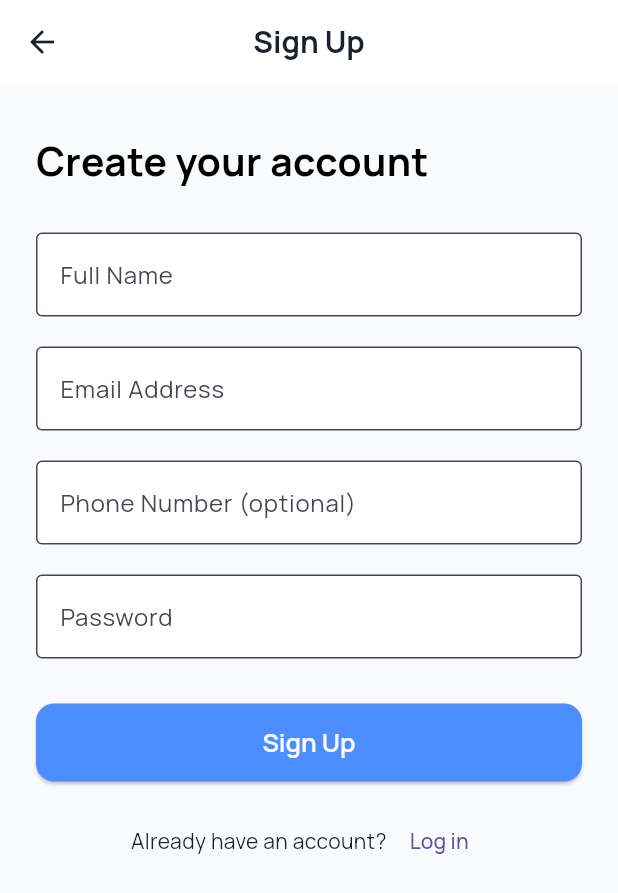
After one commit to marube2005/Tasktravellers, a Flutter app: the SignUpScreen screen opened by its route, after a tap on "Sign Up", after a tap on "Log in", after a tap on "Sign up", on a phone screen of 412 x 824 dp. The commit adds this screen. Shown: the top 893 px of the screen. Run offline on Flutter 3.47's test engine with Material 3 defaults, Android fonts, the phone set to English and light mode, and no system bars; our stand-ins replace flutter_dotenv, google_fonts, supabase_flutter; accounts and stored records are empty; network calls fail.

Commit message:
adding logs

```diff
--- /dev/null
+++ b/frontend/lib/pages/login_screen.dart
@@ -0,0 +1,163 @@
+import 'package:flutter/material.dart';
+
+class LoginScreen extends StatefulWidget {
+  const LoginScreen({super.key});
+
+  @override
+  State<LoginScreen> createState() => _LoginScreenState();
+}
+
+class _LoginScreenState extends State<LoginScreen> {
+  final TextEditingController _phoneController = TextEditingController();
+
+  @override
+  Widget build(BuildContext context) {
+    final size = MediaQuery.of(context).size;
+
+    return Scaffold(
+      backgroundColor: const Color(0xFFF9FAFB),
+      body: SafeArea(
+        child: Padding(
+          padding: const EdgeInsets.symmetric(horizontal: 24.0, vertical: 32),
+          child: Column(
+            crossAxisAlignment: CrossAxisAlignment.start,
+            children: [
+              const SizedBox(height: 40),
+              const Text(
+                "Travelers App",
+                style: TextStyle(
+                  fontSize: 16,
+                  fontWeight: FontWeight.w500,
+                  color: Colors.black87,
+                ),
+              ),
+              const SizedBox(height: 20),
+              const Text(
+                "Let’s get started",
+                style: TextStyle(
+                  fontSize: 26,
+                  fontWeight: FontWeight.bold,
+                  color: Colors.black,
+                ),
+              ),
+              const SizedBox(height: 8),
+              const Text(
+                "Enter your phone number to continue",
+                style: TextStyle(
+                  fontSize: 15,
+                  color: Colors.grey,
+                ),
+              ),
+              const SizedBox(height: 40),
+
+              // Phone input
+              Container(
+                decoration: BoxDecoration(
+                  color: Colors.white,
+                  borderRadius: BorderRadius.circular(12),
+                  border: Border.all(color: Colors.grey.shade300),
+                ),
+                child: Row(
+                  children: [
+                    const Padding(
+                      padding: EdgeInsets.symmetric(horizontal: 12.0),
+                      child: Text(
+                        "+254",
+                        style: TextStyle(
+                          fontSize: 16,
+                          fontWeight: FontWeight.w600,
+                          color: Colors.black87,
+                        ),
+                      ),
+                    ),
+                    Container(
+                      width: 1,
+                      height: 25,
+                      color: Colors.grey.shade300,
+                    ),
+                    Expanded(
+                      child: TextField(
+                        controller: _phoneController,
+                        keyboardType: TextInputType.phone,
+                        decoration: const InputDecoration(
+                          hintText: "712 345 678",
+                          border: InputBorder.none,
+                          contentPadding: EdgeInsets.symmetric(horizontal: 12),
+                        ),
+                      ),
+                    ),
+                  ],
+                ),
+              ),
+
+              const SizedBox(height: 12),
+              Row(
+                children: const [
+                  Icon(Icons.lock_outline,
+                      color: Colors.green, size: 18),
+                  SizedBox(width: 6),
+                  Text(
+                    "Secure login",
+                    style: TextStyle(
+                      color: Colors.green,
+                      fontSize: 14,
+                    ),
+                  ),
+                ],
+              ),
+
+              const Spacer(),
+
+              // Continue button
+              SizedBox(
+                width: double.infinity,
+                height: 52,
+                child: ElevatedButton(
+                  onPressed: () {
+                    final phone = _phoneController.text.trim();
+                    if (phone.isEmpty) {
+                      ScaffoldMessenger.of(context).showSnackBar(
+                        const SnackBar(content: Text('Please enter your phone number')),
+                      );
+                      return;
+                    }
+                    // For now, go to dashboard after a fake login
+                    Navigator.pushReplacementNamed(context, '/dashboard');
+                  },
+                  style: ElevatedButton.styleFrom(
+                    backgroundColor: const Color(0xFF4C8DFF),
+                    shape: RoundedRectangleBorder(
+                      borderRadius: BorderRadius.circular(12),
+                    ),
+                    elevation: 0,
+                  ),
+                  child: const Text(
+                    "Continue",
+                    style: TextStyle(
+                      fontSize: 17,
+                      fontWeight: FontWeight.w600,
+                      color: Colors.white,
+                    ),
+                  ),
+                ),
+              ),
+              const SizedBox(height: 30),
+
+              // Sign up link
+              Row(
+                mainAxisAlignment: MainAxisAlignment.center,
+                children: [
+                  const Text("Don't have an account? "),
+                  TextButton(
+                    onPressed: () => Navigator.pushNamed(context, '/register'),
+                    child: const Text('Sign up'),
+                  ),
+                ],
+              ),
+            ],
+          ),
+        ),
+      ),
+    );
+  }
+}
--- /dev/null
+++ b/frontend/lib/pages/register_screen.dart
@@ -0,0 +1,184 @@
+import 'package:flutter/material.dart';
+import 'package:supabase_flutter/supabase_flutter.dart';
+
+class SignUpScreen extends StatefulWidget {
+  const SignUpScreen({super.key});
+
+  @override
+  State<SignUpScreen> createState() => _SignUpScreenState();
+}
+
+class _SignUpScreenState extends State<SignUpScreen> {
+  final _formKey = GlobalKey<FormState>();
+  final _nameController = TextEditingController();
+  final _emailController = TextEditingController();
+  final _phoneController = TextEditingController();
+  final _passwordController = TextEditingController();
+
+  bool _isLoading = false;
+
+  Future<void> _signUp() async {
+    if (!_formKey.currentState!.validate()) return;
+
+    setState(() => _isLoading = true);
+
+    try {
+      final supabase = Supabase.instance.client;
+
+      // Step 1: Create user in Supabase Auth
+      final authResponse = await supabase.auth.signUp(
+        email: _emailController.text.trim(),
+        password: _passwordController.text.trim(),
+      );
+
+      final user = authResponse.user;
+      if (user == null) {
+        throw Exception("Signup failed: No user returned.");
+      }
+
+      // Step 2: Insert into public.users table
+      await supabase.from('users').insert({
+        'id': user.id,
+        'email': _emailController.text.trim(),
+        'phone': _phoneController.text.trim(),
+        'name': _nameController.text.trim(),
+        'role': 'user', // default role (must match your enum type)
+      });
+
+      if (mounted) {
+        ScaffoldMessenger.of(context).showSnackBar(
+          const SnackBar(content: Text('Signup successful! Please verify your email.')),
+        );
+        Navigator.pop(context);
+      }
+    } on AuthException catch (e) {
+      ScaffoldMessenger.of(context)
+          .showSnackBar(SnackBar(content: Text(e.message)));
+    } catch (e) {
+      ScaffoldMessenger.of(context).showSnackBar(
+          SnackBar(content: Text('Unexpected error: $e')));
+    } finally {
+      if (mounted) setState(() => _isLoading = false);
+    }
+  }
+
+  @override
+  Widget build(BuildContext context) {
+    return Scaffold(
+      backgroundColor: const Color(0xFFF9FAFB),
+      appBar: AppBar(
+        title: const Text('Sign Up'),
+        backgroundColor: Colors.white,
+        foregroundColor: Colors.black87,
+        elevation: 0,
+      ),
+      body: SafeArea(
+        child: SingleChildScrollView(
+          padding: const EdgeInsets.symmetric(horizontal: 24, vertical: 32),
+          child: Form(
+            key: _formKey,
+            child: Column(
+              crossAxisAlignment: CrossAxisAlignment.start,
+              children: [
+                const Text(
+                  "Create your account",
+                  style: TextStyle(
+                    fontSize: 26,
+                    fontWeight: FontWeight.bold,
+                    color: Colors.black,
+                  ),
+                ),
+                const SizedBox(height: 30),
+
+                // Name
+                TextFormField(
+                  controller: _nameController,
+                  decoration: const InputDecoration(
+                    labelText: 'Full Name',
+                    border: OutlineInputBorder(),
+                  ),
+                  validator: (val) =>
+                      val == null || val.isEmpty ? 'Enter your name' : null,
+                ),
+                const SizedBox(height: 20),
+
+                // Email
+                TextFormField(
+                  controller: _emailController,
+                  decoration: const InputDecoration(
+                    labelText: 'Email Address',
+                    border: OutlineInputBorder(),
+                  ),
+                  validator: (val) =>
+                      val == null || !val.contains('@') ? 'Enter a valid email' : null,
+                ),
+                const SizedBox(height: 20),
+
+                // Phone
+                TextFormField(
+                  controller: _phoneController,
+                  keyboardType: TextInputType.phone,
+                  decoration: const InputDecoration(
+                    labelText: 'Phone Number (optional)',
+                    border: OutlineInputBorder(),
+                  ),
+                ),
+                const SizedBox(height: 20),
+
+                // Password
+                TextFormField(
+                  controller: _passwordController,
+                  obscureText: true,
+                  decoration: const InputDecoration(
+                    labelText: 'Password',
+                    border: OutlineInputBorder(),
+                  ),
+                  validator: (val) =>
+                      val == null || val.length < 6 ? 'Minimum 6 characters' : null,
+                ),
+                const SizedBox(height: 30),
+
+                // Submit Button
+                SizedBox(
+                  width: double.infinity,
+                  height: 52,
+                  child: ElevatedButton(
+                    onPressed: _isLoading ? null : _signUp,
+                    style: ElevatedButton.styleFrom(
+                      backgroundColor: const Color(0xFF4C8DFF),
+                      shape: RoundedRectangleBorder(
+                        borderRadius: BorderRadius.circular(12),
+                      ),
+                    ),
+                    child: _isLoading
+                        ? const CircularProgressIndicator(color: Colors.white)
+                        : const Text(
+                            "Sign Up",
+                            style: TextStyle(
+                              fontSize: 17,
+                              fontWeight: FontWeight.w600,
+                              color: Colors.white,
+                            ),
+                          ),
+                  ),
+                ),
+
+                const SizedBox(height: 16),
+                Row(
+                  mainAxisAlignment: MainAxisAlignment.center,
+                  children: [
+                    const Text('Already have an account? '),
+                    TextButton(
+                      onPressed: () => Navigator.pushReplacementNamed(context, '/login'),
+                      child: const Text('Log in'),
+                    ),
+                  ],
+                ),
+              ],
+            ),
+          ),
+        ),
+      ),
+    );
+  }
+}
--- a/frontend/lib/pages/ride_completion_rating_screen.dart
+++ b/frontend/lib/pages/ride_completion_rating_screen.dart
@@ -16,6 +16,7 @@ class _RideCompleteScreenState extends State<RideCompleteScreen> {
   void _setRating(int rating) {
     setState(() {
       _rating = rating;
+      // HELLO
     });
   }
 
--- a/frontend/lib/pages/welcome_screen.dart
+++ b/frontend/lib/pages/welcome_screen.dart
@@ -9,7 +9,7 @@ class WelcomeScreen extends StatelessWidget {
 			appBar: AppBar(title: const Text('Welcome')),
 			body: Center(
 				child: ElevatedButton(
-					onPressed: () => Navigator.pushNamed(context, '/dashboard'),
+					onPressed: () => Navigator.pushNamed(context, '/login'),
 					child: const Text('Go to Dashboard'),
 				),
 			),
--- a/frontend/pubspec.yaml
+++ b/frontend/pubspec.yaml
@@ -37,6 +37,7 @@ dependencies:
   supabase_flutter: ^2.10.3
   uuid: ^4.5.1
   google_fonts: ^6.2.1
+  flutter_dotenv: ^6.0.0
 
 dev_dependencies:
   flutter_test:
```
Also changed, not shown: frontend/lib/main.dart (+9 -3 lines), frontend/lib/pages/passenger_dashboard_screen.dart (+106 -11 lines), frontend/lib/services/payment_service.dart (+95 -38 lines), frontend/pubspec.lock.
